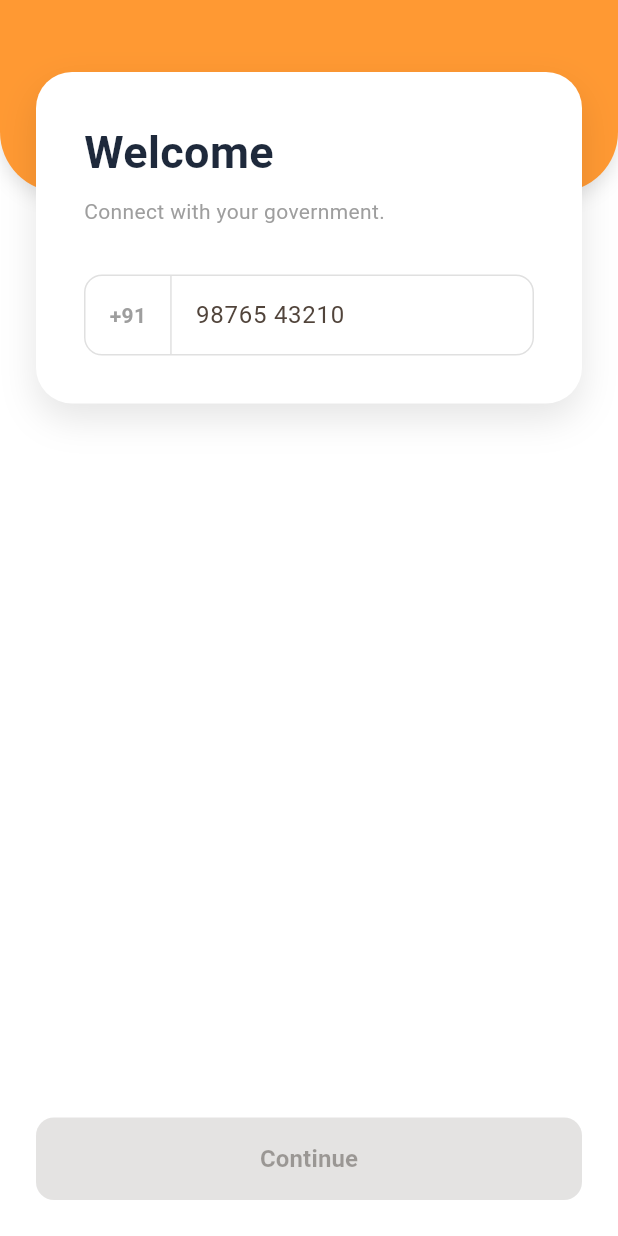
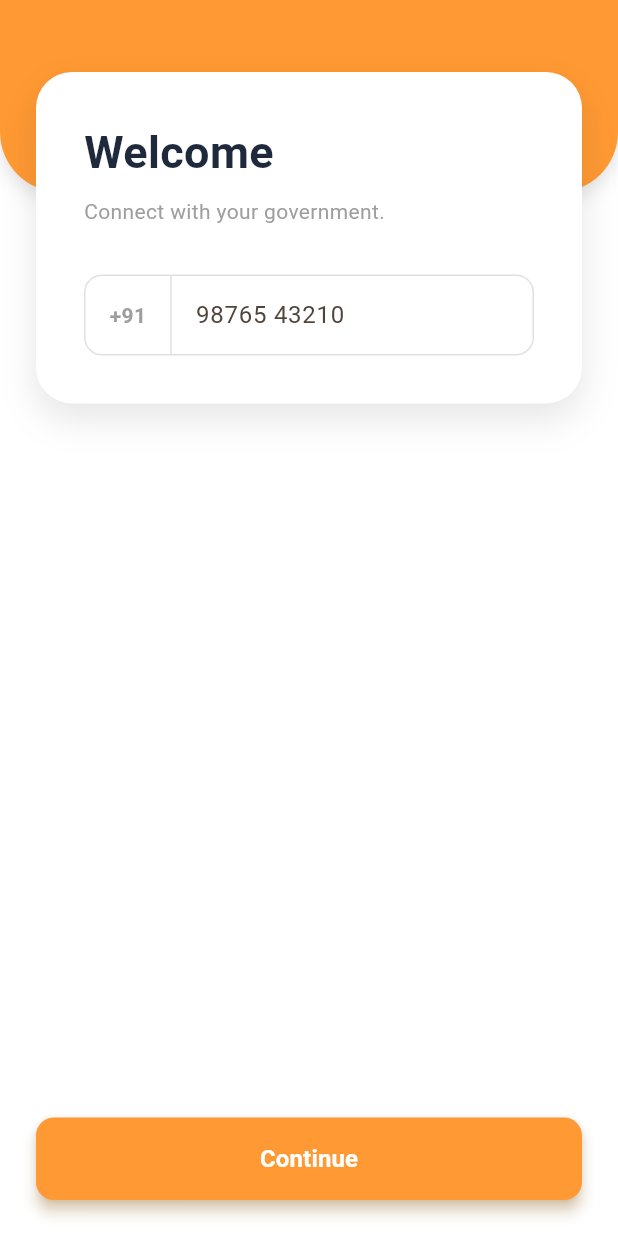
Before and after one commit to thisisjackboi/Nadi-flutter-app, a Flutter app: the screen it shows after launch, after a tap on "English", on a phone screen of 412 x 824 dp. Run offline on Flutter 3.47's test engine with Material 3 defaults, Android fonts, the phone set to English and light mode, and no system bars; our stand-ins replace flutter_svg, lucide_icons; accounts and stored records are empty; network calls fail; Roboto replaces fonts that are missing (Outfit).

Commit message:
removed restriction logics during onboarding

```diff
--- a/lib/screens/login_screen.dart
+++ b/lib/screens/login_screen.dart
@@ -24,7 +24,7 @@ class _LoginScreenState extends State<LoginScreen> {
   bool _isLoading = false;
 
   void _handlePhoneSubmit() {
-    if (_phone.length == 10) {
+
       setState(() => _isLoading = true);
       Future.delayed(const Duration(seconds: 1), () {
         if (mounted) {
@@ -34,11 +34,11 @@ class _LoginScreenState extends State<LoginScreen> {
           });
         }
       });
-    }
+
   }
 
   void _handleOtpSubmit() {
-    if (_otp.length == 4) {
+
       setState(() => _isLoading = true);
       Future.delayed(const Duration(seconds: 1), () {
         if (mounted) {
@@ -48,7 +48,7 @@ class _LoginScreenState extends State<LoginScreen> {
           });
         }
       });
-    }
+
   }
 
   void _handleAadhaarSubmit() {
@@ -98,7 +98,7 @@ class _LoginScreenState extends State<LoginScreen> {
                       borderRadius: BorderRadius.circular(24),
                       boxShadow: [
                         BoxShadow(
-                          color: Colors.black.withOpacity(0.1),
+                          color: Colors.black.withValues(alpha: 0.1),
                           blurRadius: 20,
                           offset: const Offset(0, 10),
                         ),
@@ -201,10 +201,7 @@ class _LoginScreenState extends State<LoginScreen> {
                         onPressed: _step == 'PHONE'
                             ? _handlePhoneSubmit
                             : (_step == 'OTP' ? _handleOtpSubmit : _handleAadhaarSubmit),
-                        disabled: _isLoading ||
-                            (_step == 'PHONE' && _phone.length < 10) ||
-                            (_step == 'OTP' && _otp.length < 4) ||
-                            (_step == 'AADHAAR' && _aadhaar.isNotEmpty && _aadhaar.length < 10),
+                        disabled: false
                       ),
                       if (_step == 'AADHAAR') ...[
                         const SizedBox(height: 12),
--- a/lib/widgets/button.dart
+++ b/lib/widgets/button.dart
@@ -67,7 +67,7 @@ class NadiButton extends StatelessWidget {
     return SizedBox(
       width: fullWidth ? double.infinity : null,
       child: ElevatedButton(
-        onPressed: (disabled || isLoading) ? null : onPressed,
+        onPressed:  onPressed,
         style: ElevatedButton.styleFrom(
           backgroundColor: backgroundColor,
           foregroundColor: textColor,
```
